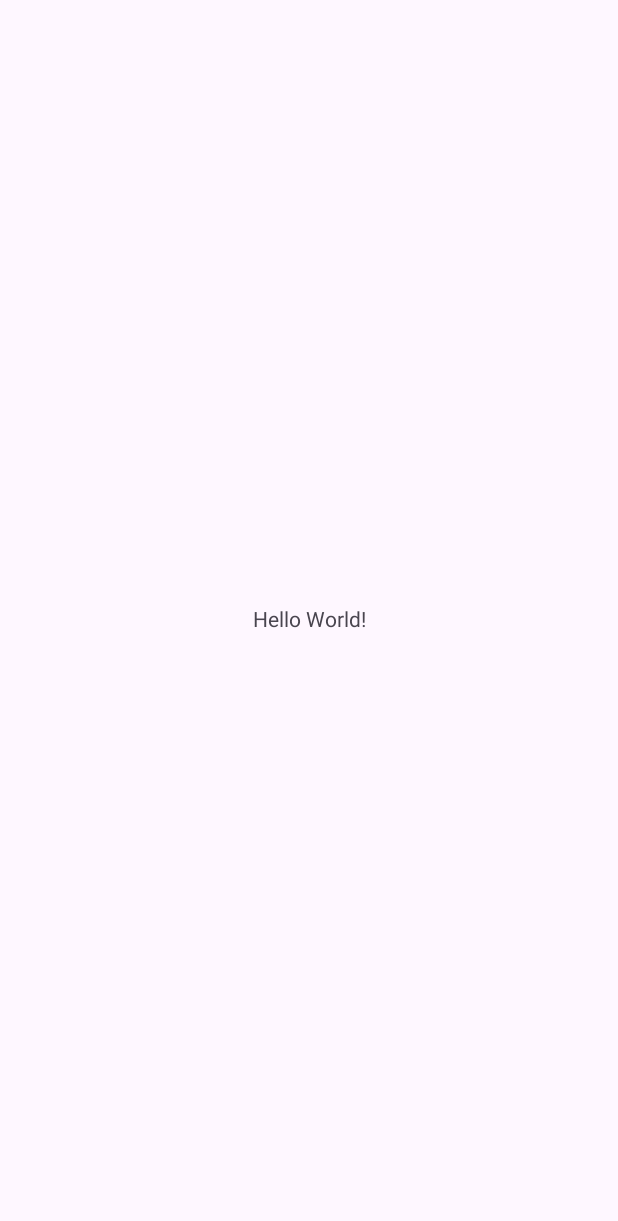
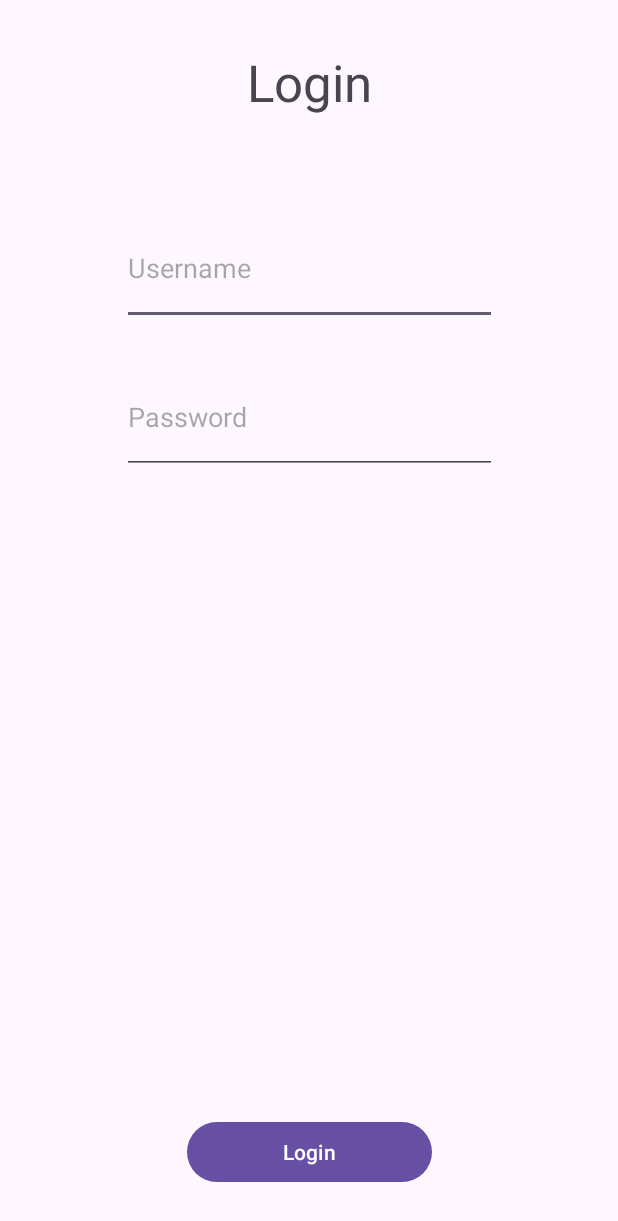
Before and after one commit to thomas-lavoie/PFI, an Android app: the screen it shows after launch (MainActivity), on a phone screen of 412 x 824 dp. Before the commit the part shown is almost empty. Shown: the top 1221 px of the screen. Run offline under Robolectric (Android 15) with nearby library versions, the phone set to English and light mode, and no system bars.

Commit message:
MainActivity(Login) layout et strings

```diff
--- a/app/src/main/AndroidManifest.xml
+++ b/app/src/main/AndroidManifest.xml
@@ -14,7 +14,8 @@
         tools:targetApi="31">
         <activity
             android:name=".MainActivity"
-            android:exported="true">
+            android:windowSoftInputMode="stateAlwaysHidden|adjustResize"
+            android:exported="true"> <!-- Verifier que windowSoftInputMode ne brise pas un layout!!! -->
             <intent-filter>
                 <action android:name="android.intent.action.MAIN" />
 
--- a/app/src/main/res/layout/activity_main.xml
+++ b/app/src/main/res/layout/activity_main.xml
@@ -7,12 +7,50 @@
     tools:context=".MainActivity">
 
     <TextView
+        android:id="@+id/loginTitre"
         android:layout_width="wrap_content"
         android:layout_height="wrap_content"
-        android:text="Hello World!"
-        app:layout_constraintBottom_toBottomOf="parent"
+        android:layout_marginTop="32dp"
+        android:text="@string/loginTitre"
+        android:textSize="34sp"
         app:layout_constraintEnd_toEndOf="parent"
         app:layout_constraintStart_toStartOf="parent"
         app:layout_constraintTop_toTopOf="parent" />
 
+    <EditText
+        android:id="@+id/usernameText"
+        android:layout_width="250dp"
+        android:layout_height="75dp"
+        android:layout_marginTop="64dp"
+        android:ems="10"
+        android:hint="@string/usernameHint"
+        android:inputType="text"
+        app:layout_constraintEnd_toEndOf="parent"
+        app:layout_constraintStart_toStartOf="parent"
+        app:layout_constraintTop_toBottomOf="@+id/loginTitre" />
+
+    <EditText
+        android:id="@+id/passwordText"
+        android:layout_width="250dp"
+        android:layout_height="75dp"
+        android:layout_marginTop="24dp"
+        android:ems="10"
+        android:hint="@string/passwordHint"
+        android:inputType="textPassword"
+        app:layout_constraintEnd_toEndOf="parent"
+        app:layout_constraintStart_toStartOf="parent"
+        app:layout_constraintTop_toBottomOf="@+id/usernameText" />
+
+    <Button
+        android:id="@+id/btnLogin"
+        android:layout_width="wrap_content"
+        android:layout_height="wrap_content"
+        android:layout_marginBottom="32dp"
+        android:paddingLeft="64dp"
+        android:paddingRight="64dp"
+        android:text="@string/btnLogin"
+        app:layout_constraintBottom_toBottomOf="parent"
+        app:layout_constraintEnd_toEndOf="parent"
+        app:layout_constraintStart_toStartOf="parent" />
+
 </androidx.constraintlayout.widget.ConstraintLayout>
--- a/app/src/main/res/values/strings.xml
+++ b/app/src/main/res/values/strings.xml
@@ -1,3 +1,15 @@
 <resources>
     <string name="app_name">PFI</string>
+
+    <!-- MainActivity -->
+    <string name="loginTitre">Login</string>
+    <string name="usernameHint">Username</string>
+    <string name="passwordHint">Password</string>
+    <string name="btnLogin">Login</string>
+
+    <!-- -->
+    <!-- -->
+    <!-- -->
+    <!-- -->
+    <!-- -->
 </resources>
```
